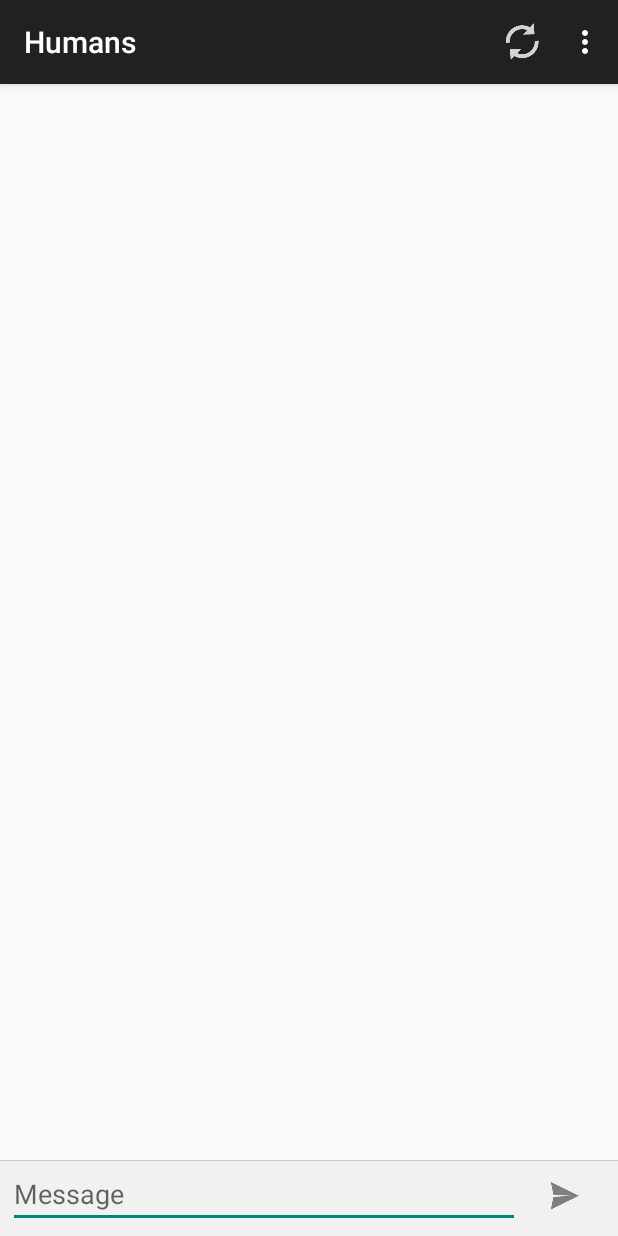
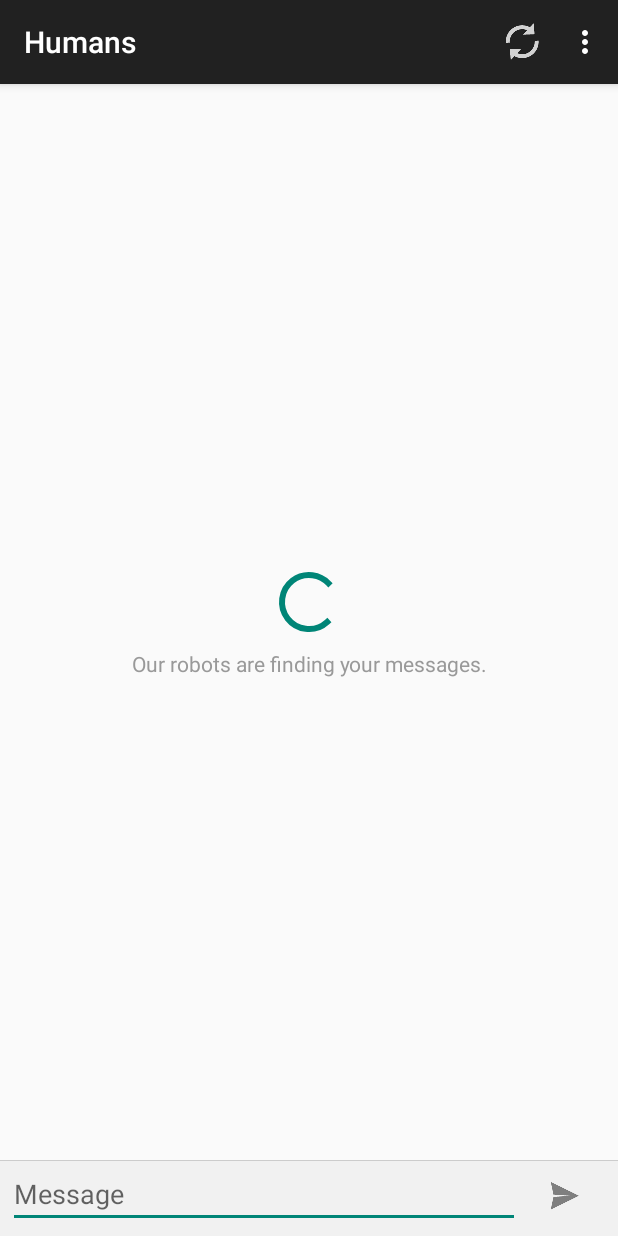
Before and after one commit to jordanell/humans-android, an Android app: the fragment ConversationFragment placed in its activity, on a phone screen of 412 x 824 dp. Run offline under Robolectric (Android 15) with nearby library versions, the phone set to English and light mode, and no system bars; libraries missing offline, so code that uses them is left out: com.loopj.android; 5 statements that could not run were skipped.

Commit message:
Added loading and empty template to conversation frag.

```diff
--- a/app/src/main/java/com/humansapp/humans/HumansActivity.java
+++ b/app/src/main/java/com/humansapp/humans/HumansActivity.java
@@ -30,7 +30,6 @@ public class HumansActivity extends ActionBarActivity {
         SharedPreferences prefs = getPreferences(Context.MODE_PRIVATE);
         String userId = prefs.getString("userId", null);
         if(userId == null) {
-            System.err.println("WTF");
             // Go to user setup
             UserSetupFragment setupFragment = new UserSetupFragment();
             changeFragment(setupFragment, false);
--- a/app/src/main/res/layout/fragment_conversation.xml
+++ b/app/src/main/res/layout/fragment_conversation.xml
@@ -6,6 +6,44 @@
     android:orientation="vertical"
     android:fillViewport="true">
 
+    <!-- Loading -->
+    <RelativeLayout
+        android:layout_width="match_parent"
+        android:layout_height="fill_parent"
+        android:layout_weight="1"
+        android:gravity="center"
+        android:layout_above="@+id/btn_find"
+        android:stackFromBottom="true">
+
+        <ProgressBar
+            android:id="@+id/p_header_progress"
+            android:layout_width="match_parent"
+            android:layout_height="wrap_content" >
+        </ProgressBar>
+
+        <TextView
+            android:layout_width="match_parent"
+            android:layout_height="wrap_content"
+            android:layout_marginTop="55dp"
+            android:gravity="center_horizontal"
+            android:text="Our robots are finding your messages."
+            android:textColor="#999999"/>
+
+    </RelativeLayout>
+
+    <!-- Empty -->
+    <TextView
+        android:id="@+id/empty"
+        android:layout_width="match_parent"
+        android:layout_height="fill_parent"
+        android:layout_weight="1"
+        android:gravity="center"
+        android:text="There are no messages yet"
+        android:layout_above="@+id/btn_find"
+        android:stackFromBottom="true"
+        android:visibility="gone"/>
+
+    <!-- Content -->
     <ListView
         android:id="@+id/messages_list"
         android:layout_width="fill_parent"
@@ -15,7 +53,8 @@
         android:paddingRight="10dp"
         android:layout_marginBottom="10dp"
         android:layout_above="@+id/btn_find"
-        android:stackFromBottom="true"/>
+        android:stackFromBottom="true"
+        android:visibility="gone"/>
 
     <LinearLayout
         android:id="@+id/linearLayout1"
```
